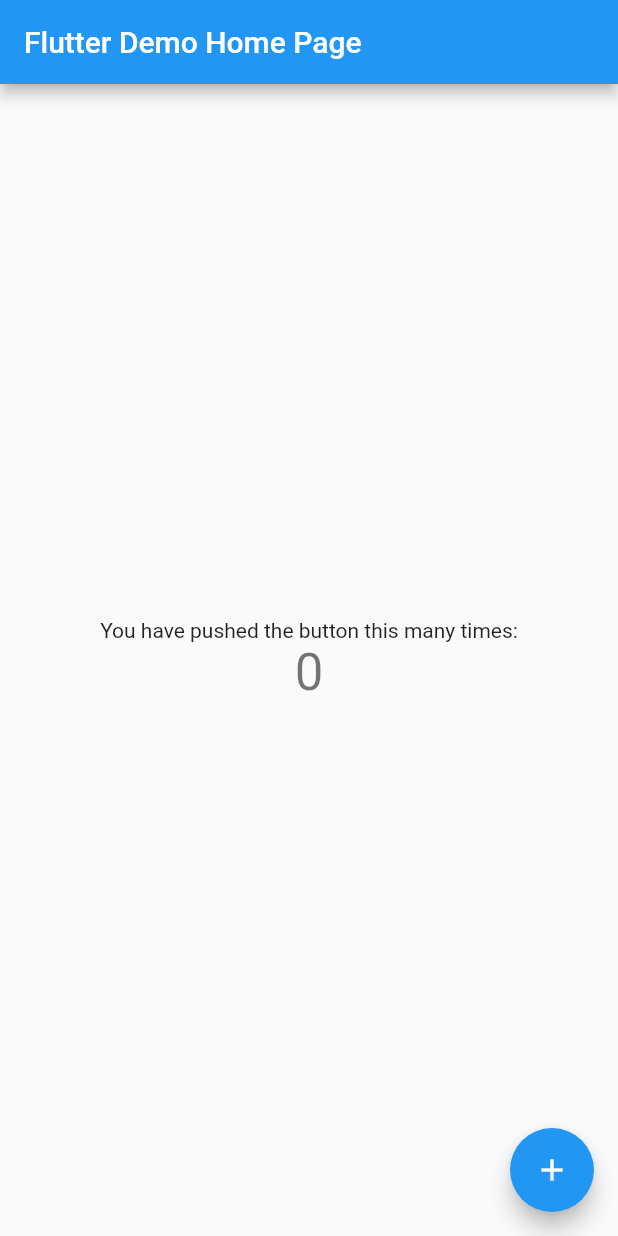
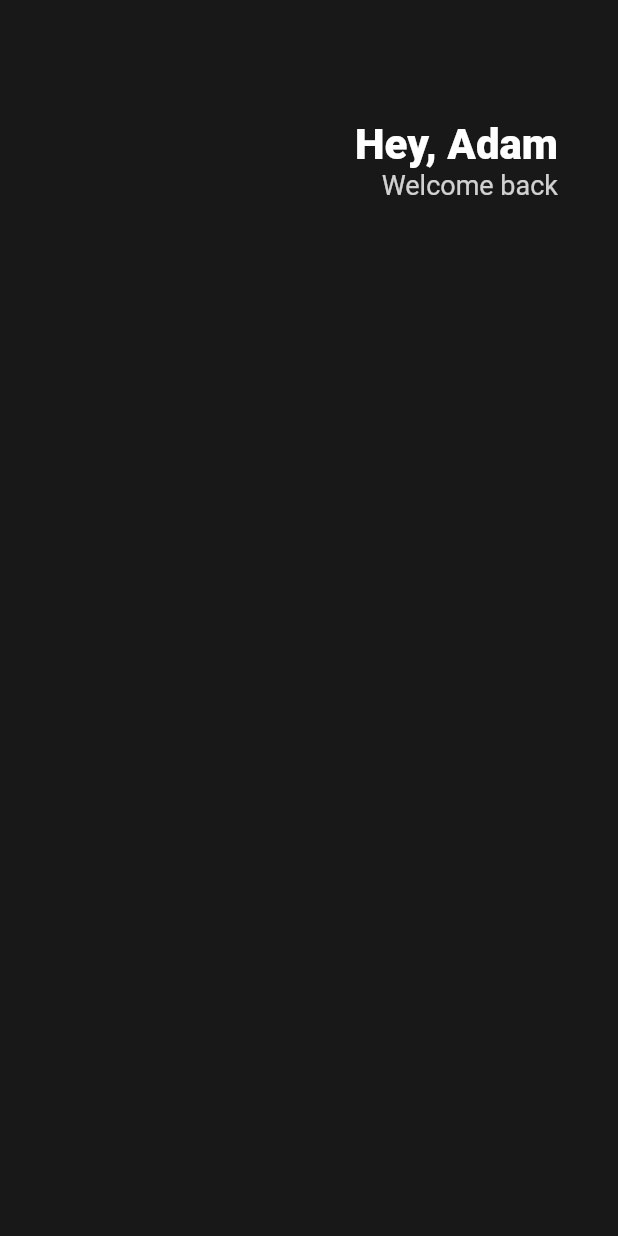
Before and after one commit to yoonhoelee/toonflix, a Flutter app: the screen it shows after launch, on a phone screen of 412 x 824 dp. Run offline on Flutter 3.47's test engine with Material 2 defaults, Android fonts, the phone set to English and light mode, and no system bars.

Commit message:
working with basic ui

```diff
--- a/lib/main.dart
+++ b/lib/main.dart
@@ -1,115 +1,53 @@
 import 'package:flutter/material.dart';
 
 void main() {
-  runApp(const MyApp());
+  runApp(App());
 }
 
-class MyApp extends StatelessWidget {
-  const MyApp({super.key});
-
-  // This widget is the root of your application.
+class App extends StatelessWidget {
   @override
   Widget build(BuildContext context) {
     return MaterialApp(
-      title: 'Flutter Demo',
-      theme: ThemeData(
-        // This is the theme of your application.
-        //
-        // Try running your application with "flutter run". You'll see the
-        // application has a blue toolbar. Then, without quitting the app, try
-        // changing the primarySwatch below to Colors.green and then invoke
-        // "hot reload" (press "r" in the console where you ran "flutter run",
-        // or simply save your changes to "hot reload" in a Flutter IDE).
-        // Notice that the counter didn't reset back to zero; the application
-        // is not restarted.
-        primarySwatch: Colors.blue,
+      home: Scaffold(
+        backgroundColor: Color(0xFF181818),
+        body: Padding(
+          padding: EdgeInsets.symmetric(
+            horizontal: 40,
+          ),
+          child: Column(
+            children: [
+              SizedBox(
+                height: 80,
+              ),
+              Row(
+                mainAxisAlignment: MainAxisAlignment.end,
+                children: [
+                  Column(
+                    crossAxisAlignment: CrossAxisAlignment.end,
+                    children: [
+                      Text(
+                        'Hey, Adam',
+                        style: TextStyle(
+                          color: Colors.white,
+                          fontSize: 28,
+                          fontWeight: FontWeight.w800,
+                        ),
+                      ),
+                      Text(
+                        'Welcome back',
+                        style: TextStyle(
+                          color: Color.fromRGBO(255, 255, 255, 0.8),
+                          fontSize: 18,
+                        ),
+                      ),
+                    ],
+                  )
+                ],
+              )
+            ],
+          ),
+        ),
       ),
-      home: const MyHomePage(title: 'Flutter Demo Home Page'),
     );
   }
 }
-
-class MyHomePage extends StatefulWidget {
-  const MyHomePage({super.key, required this.title});
-
-  // This widget is the home page of your application. It is stateful, meaning
-  // that it has a State object (defined below) that contains fields that affect
-  // how it looks.
-
-  // This class is the configuration for the state. It holds the values (in this
-  // case the title) provided by the parent (in this case the App widget) and
-  // used by the build method of the State. Fields in a Widget subclass are
-  // always marked "final".
-
-  final String title;
-
-  @override
-  State<MyHomePage> createState() => _MyHomePageState();
-}
-
-class _MyHomePageState extends State<MyHomePage> {
-  int _counter = 0;
-
-  void _incrementCounter() {
-    setState(() {
-      // This call to setState tells the Flutter framework that something has
-      // changed in this State, which causes it to rerun the build method below
-      // so that the display can reflect the updated values. If we changed
-      // _counter without calling setState(), then the build method would not be
-      // called again, and so nothing would appear to happen.
-      _counter++;
-    });
-  }
-
-  @override
-  Widget build(BuildContext context) {
-    // This method is rerun every time setState is called, for instance as done
-    // by the _incrementCounter method above.
-    //
-    // The Flutter framework has been optimized to make rerunning build methods
-    // fast, so that you can just rebuild anything that needs updating rather
-    // than having to individually change instances of widgets.
-    return Scaffold(
-      appBar: AppBar(
-        // Here we take the value from the MyHomePage object that was created by
-        // the App.build method, and use it to set our appbar title.
-        title: Text(widget.title),
-      ),
-      body: Center(
-        // Center is a layout widget. It takes a single child and positions it
-        // in the middle of the parent.
-        child: Column(
-          // Column is also a layout widget. It takes a list of children and
-          // arranges them vertically. By default, it sizes itself to fit its
-          // children horizontally, and tries to be as tall as its parent.
-          //
-          // Invoke "debug painting" (press "p" in the console, choose the
-          // "Toggle Debug Paint" action from the Flutter Inspector in Android
-          // Studio, or the "Toggle Debug Paint" command in Visual Studio Code)
-          // to see the wireframe for each widget.
-          //
-          // Column has various properties to control how it sizes itself and
-          // how it positions its children. Here we use mainAxisAlignment to
-          // center the children vertically; the main axis here is the vertical
-          // axis because Columns are vertical (the cross axis would be
-          // horizontal).
-          mainAxisAlignment: MainAxisAlignment.center,
-          children: <Widget>[
-            const Text(
-              'You have pushed the button this many times:',
-            ),
-            Text(
-              '$_counter',
-              style: Theme.of(context).textTheme.headline4,
-            ),
-          ],
-        ),
-      ),
-      floatingActionButton: FloatingActionButton(
-        onPressed: _incrementCounter,
-        tooltip: 'Increment',
-        child: const Icon(Icons.add),
-      ), // This trailing comma makes auto-formatting nicer for build methods.
-    );
-  }
-}
```
Also changed, not shown: 1 other file.
